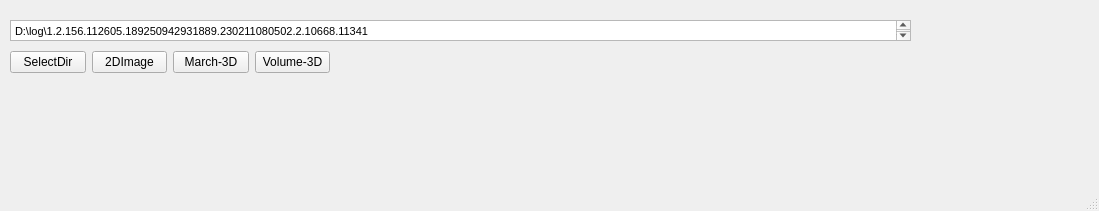
Qt form Tools/TestITKImage3D/mainwindow.ui (zyq1569/HealthApp) before a commit.
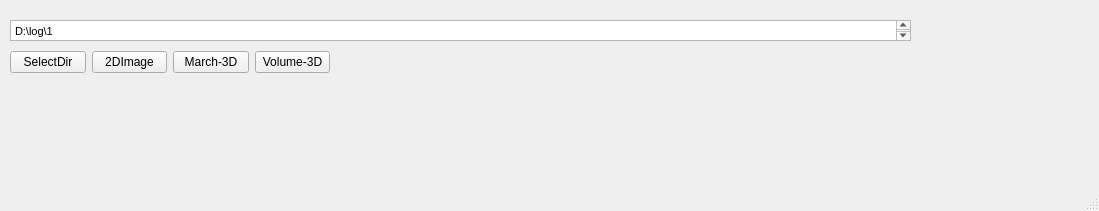
The same form after that commit.

```diff
--- a/Tools/TestITKImage3D/mainwindow.ui
+++ b/Tools/TestITKImage3D/mainwindow.ui
@@ -28,7 +28,7 @@
 &lt;html&gt;&lt;head&gt;&lt;meta name=&quot;qrichtext&quot; content=&quot;1&quot; /&gt;&lt;style type=&quot;text/css&quot;&gt;
 p, li { white-space: pre-wrap; }
 &lt;/style&gt;&lt;/head&gt;&lt;body style=&quot; font-family:'MS Shell Dlg 2'; font-size:8.25pt; font-weight:400; font-style:normal;&quot;&gt;
-&lt;p style=&quot; margin-top:0px; margin-bottom:0px; margin-left:0px; margin-right:0px; -qt-block-indent:0; text-indent:0px;&quot;&gt;D:\log\1.2.156.112605.189250942931889.230211080502.2.10668.11341&lt;/p&gt;&lt;/body&gt;&lt;/html&gt;</string>
+&lt;p style=&quot; margin-top:0px; margin-bottom:0px; margin-left:0px; margin-right:0px; -qt-block-indent:0; text-indent:0px;&quot;&gt;D:\log\1&lt;/p&gt;&lt;/body&gt;&lt;/html&gt;</string>
     </property>
    </widget>
    <widget class="QWidget" name="layoutWidget">
```
